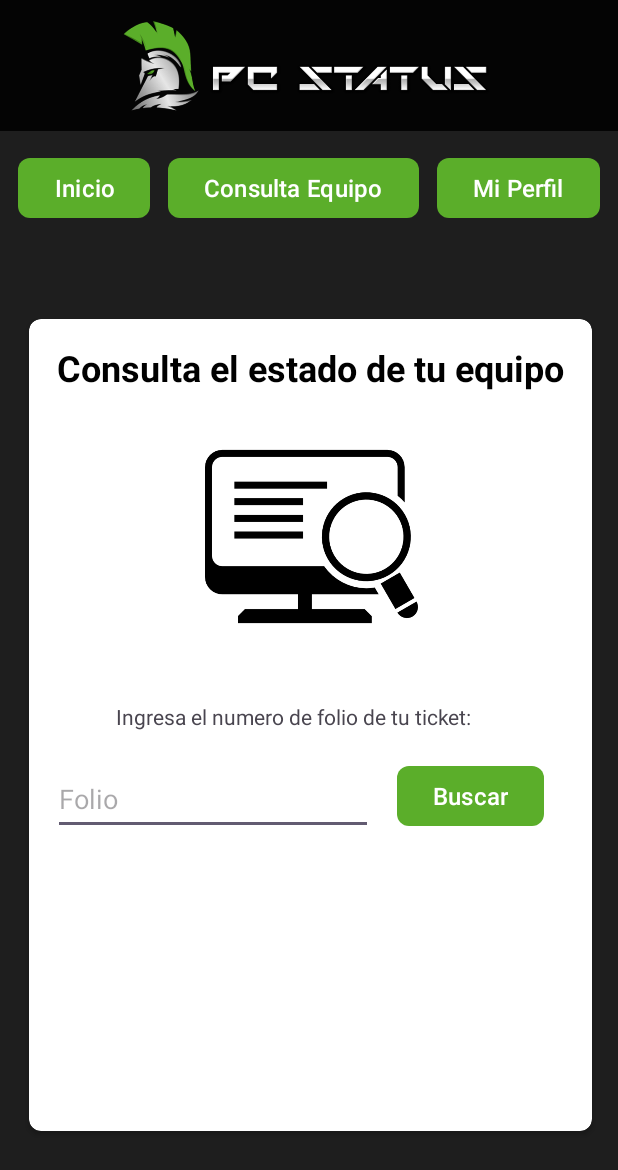
After one commit to ARLOROBLE4/pruewba, an Android app: the layout activity_consulta.xml on its own in the app's theme, with its tools: preview values and no code run, on a phone screen of 412 x 824 dp. The commit adds this screen. Shown: the top 1170 px of the screen. Run offline under Robolectric (Android 15) with nearby library versions, the phone set to English and light mode, and no system bars.

Commit message:
ventana perfil y consulta
se realizo el diseño de la ventana de consulta y el diseño de la ventana perfil, asi mismo se modificaron algunos detalles en las demas ventanas

```diff
--- /dev/null
+++ b/app/src/main/res/layout/activity_consulta.xml
@@ -0,0 +1,149 @@
+<?xml version="1.0" encoding="utf-8"?>
+<androidx.constraintlayout.widget.ConstraintLayout xmlns:android="http://schemas.android.com/apk/res/android"
+    xmlns:app="http://schemas.android.com/apk/res-auto"
+    xmlns:tools="http://schemas.android.com/tools"
+    android:layout_width="match_parent"
+    android:layout_height="match_parent"
+    android:background="#1E1E1E">
+
+    <Button
+        android:id="@+id/btnCltConsulta2"
+        android:layout_width="wrap_content"
+        android:layout_height="wrap_content"
+        android:layout_marginStart="12dp"
+        android:layout_marginTop="14dp"
+        android:text="@string/btnBvnConsulta"
+        android:textColor="@color/texto"
+        android:textSize="16dp"
+        app:backgroundTint="@color/colorBotones"
+        app:cornerRadius="8dp"
+        app:layout_constraintStart_toEndOf="@+id/btnCltInicio2"
+        app:layout_constraintTop_toBottomOf="@+id/imgCltLogo2" />
+
+    <ImageView
+        android:id="@+id/imgCltLogo2"
+        android:layout_width="477dp"
+        android:layout_height="87dp"
+        android:background="#040404"
+        app:layout_constraintEnd_toEndOf="parent"
+        app:layout_constraintStart_toStartOf="parent"
+        app:layout_constraintTop_toTopOf="parent"
+        app:srcCompat="@drawable/logopcstatus" />
+
+    <Button
+        android:id="@+id/btnCltInicio2"
+        android:layout_width="wrap_content"
+        android:layout_height="wrap_content"
+        android:layout_marginStart="12dp"
+        android:layout_marginTop="14dp"
+        android:text="@string/btnBvnInicio"
+        android:textColor="@color/texto"
+        android:textSize="16dp"
+        app:backgroundTint="@color/colorBotones"
+        app:cornerRadius="8dp"
+        app:layout_constraintStart_toStartOf="parent"
+        app:layout_constraintTop_toBottomOf="@+id/imgCltLogo2" />
+
+    <Button
+        android:id="@+id/btnCltPerfil2"
+        android:layout_width="wrap_content"
+        android:layout_height="wrap_content"
+        android:layout_marginTop="14dp"
+        android:layout_marginEnd="12dp"
+        android:text="@string/btnBvnPerfil"
+        android:textColor="@color/texto"
+        android:textSize="16dp"
+        app:backgroundTint="@color/colorBotones"
+        app:cornerRadius="8dp"
+        app:layout_constraintEnd_toEndOf="parent"
+        app:layout_constraintTop_toBottomOf="@+id/imgCltLogo2" />
+
+    <androidx.cardview.widget.CardView
+        android:layout_width="375dp"
+        android:layout_height="541dp"
+        android:layout_marginStart="19dp"
+        android:layout_marginTop="17dp"
+        android:layout_marginEnd="17dp"
+        android:layout_marginBottom="24dp"
+        app:cardCornerRadius="8dp"
+        app:layout_constraintBottom_toBottomOf="parent"
+        app:layout_constraintEnd_toEndOf="parent"
+        app:layout_constraintStart_toStartOf="parent"
+        app:layout_constraintTop_toBottomOf="@+id/btnCltConsulta2">
+
+        <androidx.constraintlayout.widget.ConstraintLayout
+            android:layout_width="match_parent"
+            android:layout_height="match_parent">
+
+            <ImageView
+                android:id="@+id/imageView"
+                android:layout_width="155dp"
+                android:layout_height="142dp"
+                android:layout_marginStart="110dp"
+                android:layout_marginTop="25dp"
+                android:layout_marginEnd="109dp"
+                app:layout_constraintEnd_toEndOf="parent"
+                app:layout_constraintStart_toStartOf="parent"
+                app:layout_constraintTop_toBottomOf="@+id/txtConInfo"
+                app:srcCompat="@drawable/imgconsulta" />
+
+            <TextView
+                android:id="@+id/txtConIndicacion"
+                android:layout_width="259dp"
+                android:layout_height="31dp"
+                android:layout_marginStart="58dp"
+                android:layout_marginTop="39dp"
+                android:layout_marginEnd="58dp"
+                android:text="Ingresa el numero de folio de tu ticket:"
+                app:layout_constraintEnd_toEndOf="parent"
+                app:layout_constraintStart_toStartOf="parent"
+                app:layout_constraintTop_toBottomOf="@+id/imageView" />
+
+            <TextView
+                android:id="@+id/txtConInfo"
+                android:layout_width="wrap_content"
+                android:layout_height="wrap_content"
+                android:layout_marginStart="17dp"
+                android:layout_marginTop="16dp"
+                android:layout_marginEnd="17dp"
+                android:text="Consulta el estado de tu equipo"
+                android:textColor="@color/black"
+                android:textSize="24sp"
+                android:textStyle="bold"
+                app:layout_constraintEnd_toEndOf="parent"
+                app:layout_constraintStart_toStartOf="parent"
+                app:layout_constraintTop_toTopOf="parent" />
+
+            <EditText
+                android:id="@+id/edtConNumFolio"
+                android:layout_width="wrap_content"
+                android:layout_height="48dp"
+                android:layout_marginStart="16dp"
+                android:layout_marginTop="9dp"
+                android:layout_marginBottom="198dp"
+                android:ems="10"
+                android:inputType="text"
+                android:hint="Folio"
+                app:layout_constraintBottom_toBottomOf="parent"
+                app:layout_constraintStart_toStartOf="parent"
+                app:layout_constraintTop_toBottomOf="@+id/txtConIndicacion" />
+
+            <Button
+                android:id="@+id/btnConBuscarFolio"
+                android:layout_width="wrap_content"
+                android:layout_height="48dp"
+                android:layout_marginStart="17dp"
+                android:layout_marginEnd="33dp"
+                android:layout_marginBottom="199dp"
+                android:text="Buscar"
+                android:textColor="@color/texto"
+                android:textSize="16dp"
+                app:backgroundTint="@color/colorBotones"
+                app:cornerRadius="8dp"
+                app:layout_constraintBottom_toBottomOf="parent"
+                app:layout_constraintEnd_toEndOf="parent"
+                app:layout_constraintStart_toEndOf="@+id/edtConNumFolio" />
+        </androidx.constraintlayout.widget.ConstraintLayout>
+    </androidx.cardview.widget.CardView>
+
+</androidx.constraintlayout.widget.ConstraintLayout>
```
Also changed, not shown: app/src/main/res/layout/activity_bienvenida.xml (+15 -10 lines), app/src/main/res/layout/activity_consulta_detalle.xml (+7 -5 lines), app/src/main/res/layout/activity_login.xml (+20 -17 lines), app/src/main/res/layout/activity_main.xml (+8 -8 lines), app/src/main/res/layout/activity_perfil.xml (added, +203 -0 lines), app/src/main/res/layout/activity_registro.xml (+4 -4 lines), app/src/main/res/drawable/icnoentrar.png (added), app/src/main/res/drawable/icono.png (added), app/src/main/res/drawable/iconobuscar.png (added), app/src/main/res/drawable/iconoconfiguracion.png (added), app/src/main/res/drawable/iconocontacto.png (added), app/src/main/res/drawable/iconohome.png (added), app/src/main/res/drawable/iconoregistro.png (added), app/src/main/res/drawable/iconosalir.png (added), 3 more files, 1 other file.
